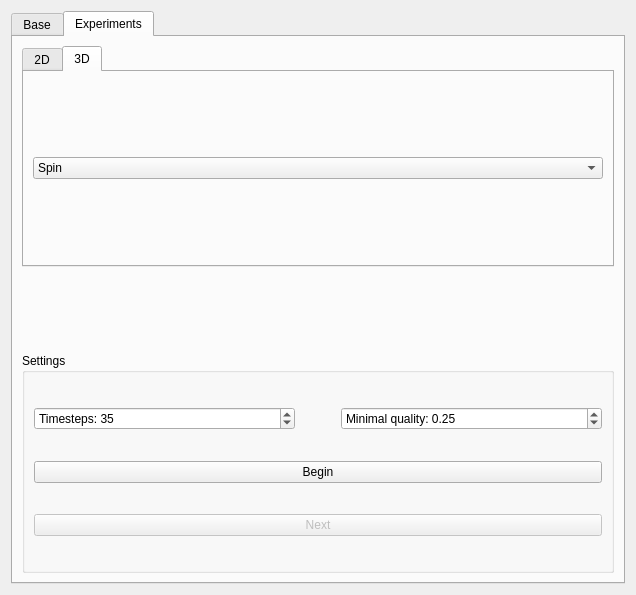
The window that Plugin-Master/MasterToolbarBase.ui (a2mont/master-thesis) describes before a commit, drawn with Qt 5.
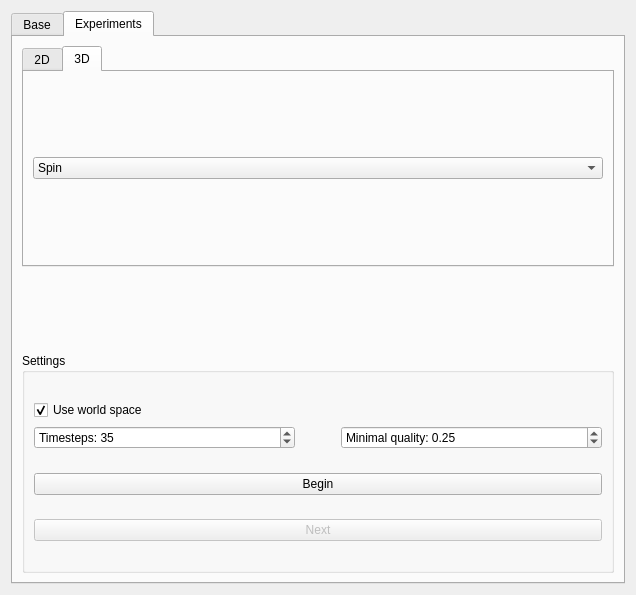
The same window after the commit.

What changed in the file:
```diff
--- a/Plugin-Master/MasterToolbarBase.ui
+++ b/Plugin-Master/MasterToolbarBase.ui
@@ -344,32 +344,26 @@
             </item>
             <item row="0" column="0">
              <layout class="QGridLayout" name="gridLayout_9">
-              <item row="0" column="0">
-               <widget class="QSpinBox" name="timestepsSpinBox">
-                <property name="suffix">
-                 <string/>
-                </property>
+              <item row="1" column="3">
+               <widget class="QDoubleSpinBox" name="qualitySpinBox">
                 <property name="prefix">
-                 <string>Timesteps: </string>
+                 <string>Minimal quality: </string>
                 </property>
                 <property name="minimum">
-                 <number>10</number>
+                 <double>0.100000000000000</double>
                 </property>
                 <property name="maximum">
-                 <number>50</number>
+                 <double>1.000000000000000</double>
                 </property>
                 <property name="singleStep">
-                 <number>1</number>
+                 <double>0.050000000000000</double>
                 </property>
                 <property name="value">
-                 <number>35</number>
-                </property>
-                <property name="displayIntegerBase">
-                 <number>10</number>
+                 <double>0.250000000000000</double>
                 </property>
                </widget>
               </item>
-              <item row="0" column="2">
+              <item row="1" column="2">
                <spacer name="horizontalSpacer_5">
                 <property name="orientation">
                  <enum>Qt::Horizontal</enum>
@@ -385,22 +379,38 @@
                 </property>
                </spacer>
               </item>
-              <item row="0" column="3">
-               <widget class="QDoubleSpinBox" name="qualitySpinBox">
+              <item row="1" column="0">
+               <widget class="QSpinBox" name="timestepsSpinBox">
+                <property name="suffix">
+                 <string/>
+                </property>
                 <property name="prefix">
-                 <string>Minimal quality: </string>
+                 <string>Timesteps: </string>
                 </property>
                 <property name="minimum">
-                 <double>0.100000000000000</double>
+                 <number>10</number>
                 </property>
                 <property name="maximum">
-                 <double>1.000000000000000</double>
+                 <number>50</number>
                 </property>
                 <property name="singleStep">
-                 <double>0.050000000000000</double>
+                 <number>1</number>
                 </property>
                 <property name="value">
-                 <double>0.250000000000000</double>
+                 <number>35</number>
+                </property>
+                <property name="displayIntegerBase">
+                 <number>10</number>
+                </property>
+               </widget>
+              </item>
+              <item row="0" column="0">
+               <widget class="QCheckBox" name="checkBox">
+                <property name="text">
+                 <string>Use world space</string>
+                </property>
+                <property name="checked">
+                 <bool>true</bool>
                 </property>
                </widget>
               </item>
```
